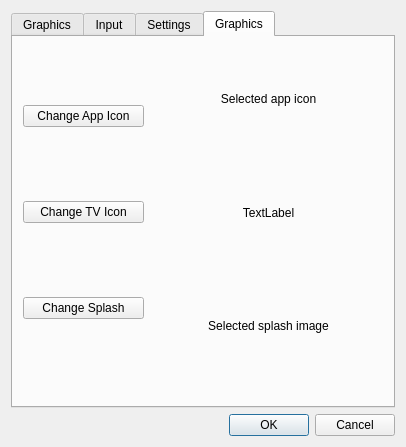
First picture: the form in ui/projectpropertiesdialog.ui, repository gideros/gideros, before the edit.
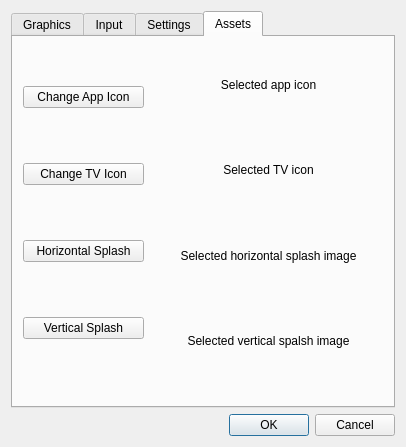
Second picture: the form after the edit. The open tabs and pages were chosen to show the change.

Commit message: [studio] added horizontal and vertical splashes

```diff
--- a/ui/projectpropertiesdialog.ui
+++ b/ui/projectpropertiesdialog.ui
@@ -808,7 +808,7 @@
      </widget>
      <widget class="QWidget" name="tab_4">
       <attribute name="title">
-       <string>Graphics</string>
+       <string>Assets</string>
       </attribute>
       <widget class="QWidget" name="verticalLayoutWidget">
        <property name="geometry">
@@ -837,7 +837,14 @@
         <item>
          <widget class="QPushButton" name="splashImage">
           <property name="text">
-           <string>Change Splash</string>
+           <string>Horizontal Splash</string>
+          </property>
+         </widget>
+        </item>
+        <item>
+         <widget class="QPushButton" name="splashVImage">
+          <property name="text">
+           <string>Vertical Splash</string>
           </property>
          </widget>
         </item>
@@ -881,7 +888,7 @@
         <item>
          <widget class="QLabel" name="tvIconLabel">
           <property name="text">
-           <string>TextLabel</string>
+           <string>Selected TV icon</string>
           </property>
           <property name="scaledContents">
            <bool>false</bool>
@@ -894,7 +901,7 @@
         <item>
          <widget class="QLabel" name="splashImageLabel">
           <property name="text">
-           <string>Selected splash image</string>
+           <string>Selected horizontal splash image</string>
           </property>
           <property name="scaledContents">
            <bool>false</bool>
@@ -904,6 +911,16 @@
           </property>
          </widget>
         </item>
+        <item>
+         <widget class="QLabel" name="splashVImageLabel">
+          <property name="text">
+           <string>Selected vertical spalsh image</string>
+          </property>
+          <property name="alignment">
+           <set>Qt::AlignCenter</set>
+          </property>
+         </widget>
+        </item>
        </layout>
       </widget>
      </widget>
```
Left out of the diff: 6 changed lines with no effect on the pictures. The commit also changes 4 other files.
